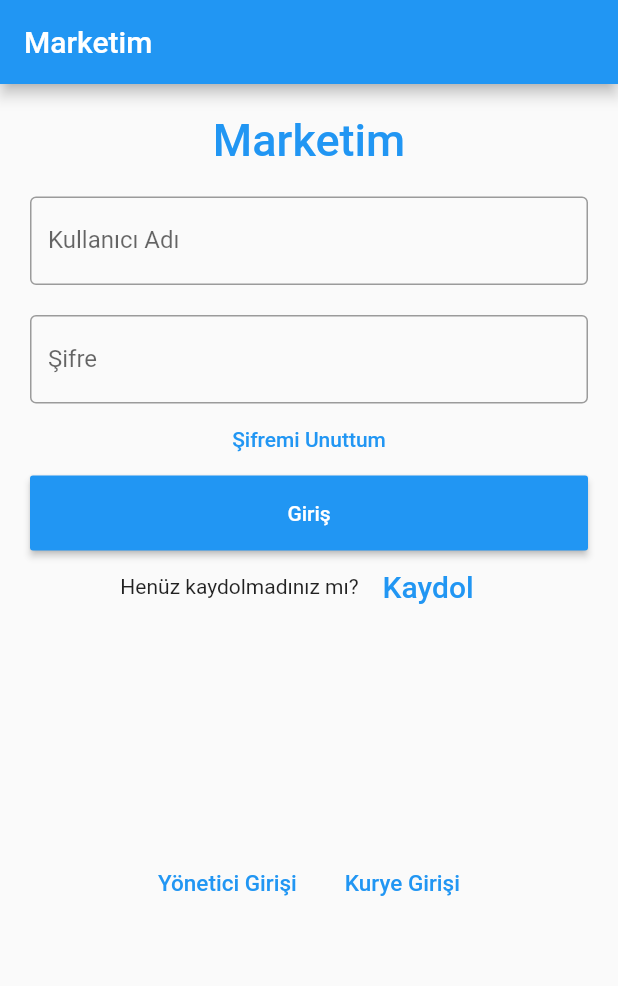
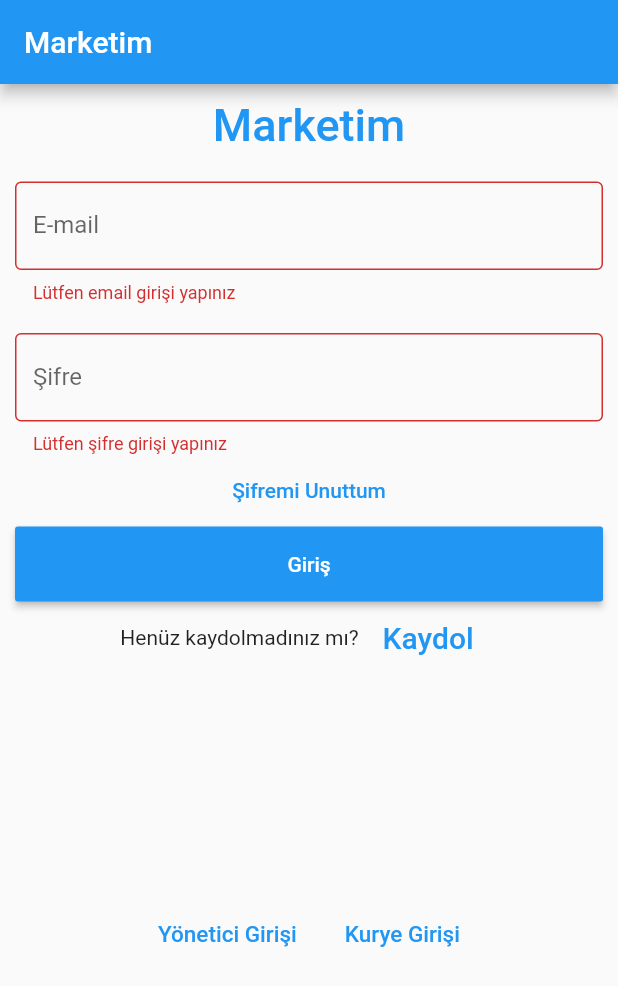
Before and after one commit to ibrahmozdemir1/mobil_final_proje, a Flutter app: the screen it shows after launch, after a tap on "Giriş", on a phone screen of 412 x 824 dp. Shown: the top 986 px of the screen. Run offline on Flutter 3.47's test engine with Material 2 defaults, Android fonts, the phone set to English and light mode, and no system bars; our stand-ins replace firebase_auth, firebase_core; accounts and stored records are empty; project files that could hold a hidden picture were left out.

Commit message:
Oguzcan ile kullanıcı kaydı ve login olma işlemleri halledildi.

```diff
--- a/lib/main.dart
+++ b/lib/main.dart
@@ -4,7 +4,6 @@ import 'package:firebase_core/firebase_core.dart';
 
 
 void main() async {
-
   WidgetsFlutterBinding.ensureInitialized();
   await Firebase.initializeApp();
   runApp( MaterialApp(
--- a/lib/pages/kullanıcikayitekrani.dart
+++ b/lib/pages/kullanıcikayitekrani.dart
@@ -1,10 +1,10 @@
 import 'package:firebase_auth/firebase_auth.dart';
 import 'package:flutter/material.dart';
+import 'package:mobil_final_proje/home.dart';
 
 final FirebaseAuth _auth = FirebaseAuth.instance;
 
 class KullaniciKayit extends StatefulWidget {
-  final String title = 'Registration';
   @override
   State<StatefulWidget> createState() =>
       KullaniciKayitState();
@@ -22,7 +22,7 @@ class KullaniciKayitState extends State<KullaniciKayit> {
     KullaniciKayit();
     return Scaffold(
       appBar: AppBar(
-        title: Text(widget.title),
+        title: Text("Kullanıcı Kayıt Ekranı"),
       ),
       body: Form(
         key: _formKey,
--- a/lib/pages/login_page.dart
+++ b/lib/pages/login_page.dart
@@ -1,7 +1,9 @@
+import 'package:firebase_auth/firebase_auth.dart';
 import 'package:flutter/material.dart';
 import 'package:mobil_final_proje/pages/yoneticilogin.dart';
 import 'package:mobil_final_proje/pages/kullanıcikayitekrani.dart';
 
+import '../home.dart';
 
 class LoginPage extends StatefulWidget {
   @override
@@ -9,17 +11,16 @@ class LoginPage extends StatefulWidget {
 }
 
 class _State extends State<LoginPage> {
-  get passwordController => null;
-  get nameController => null;
-
+  String _email, _password;
+  final GlobalKey<FormState> _formKey = GlobalKey<FormState>();
   @override
   Widget build(BuildContext context) {
     return Scaffold(
         appBar: AppBar(
           title: Text('Marketim'),
         ),
-        body: Padding(
-            padding: EdgeInsets.all(10),
+        body: Form(
+            key: _formKey,
             child: ListView(
               children: <Widget>[
                 Container(
@@ -34,19 +35,22 @@ class _State extends State<LoginPage> {
                     )),
                 Container(
                   padding: EdgeInsets.all(10),
-                  child: TextField(
-                    controller: nameController,
+                  child: TextFormField(
+                    validator: (value) => value.isEmpty ? 'Lütfen email girişi yapınız' : null,
+                    onSaved: (value) => _email = value,
                     decoration: InputDecoration(
                       border: OutlineInputBorder(),
-                      labelText: 'Kullanıcı Adı',
+                      labelText: 'E-mail',
                     ),
                   ),
                 ),
                 Container(
                   padding: EdgeInsets.fromLTRB(10, 10, 10, 0),
-                  child: TextField(
+                  child: TextFormField(
                     obscureText: true,
-                    controller: passwordController,
+                    validator: (value) =>
+                    value.isEmpty ? 'Lütfen şifre girişi yapınız' : null,
+                    onSaved: (value) => _password = value,
                     decoration: InputDecoration(
                       border: OutlineInputBorder(),
                       labelText: 'Şifre',
@@ -67,10 +71,7 @@ class _State extends State<LoginPage> {
                       textColor: Colors.white,
                       color: Colors.blue,
                       child: Text('Giriş'),
-                      onPressed: () {
-                        print(nameController.text);
-                        print(passwordController.text);
-                      },
+                      onPressed: () => signIn(),
                     )),
                 Container(
                     child: Row(
@@ -124,4 +125,21 @@ class _State extends State<LoginPage> {
               ],
             )));
   }
+
+  Future<void> signIn() async {
+    final formState = _formKey.currentState;
+    if (formState.validate()) {
+      //todo login to firebase
+      formState.save();
+      try {
+        // Firebase ile iletişim noktası
+        UserCredential user = await FirebaseAuth.instance
+            .signInWithEmailAndPassword(email: _email, password: _password);
+        Navigator.push(
+            context, MaterialPageRoute(builder: (context) => Home(user: user)));
+      } catch (e) {
+        print(e.toString());
+      }
+    }
+  }
 }
```
Also changed, not shown: lib/home.dart (added, +21 -0 lines), 1 other file.
